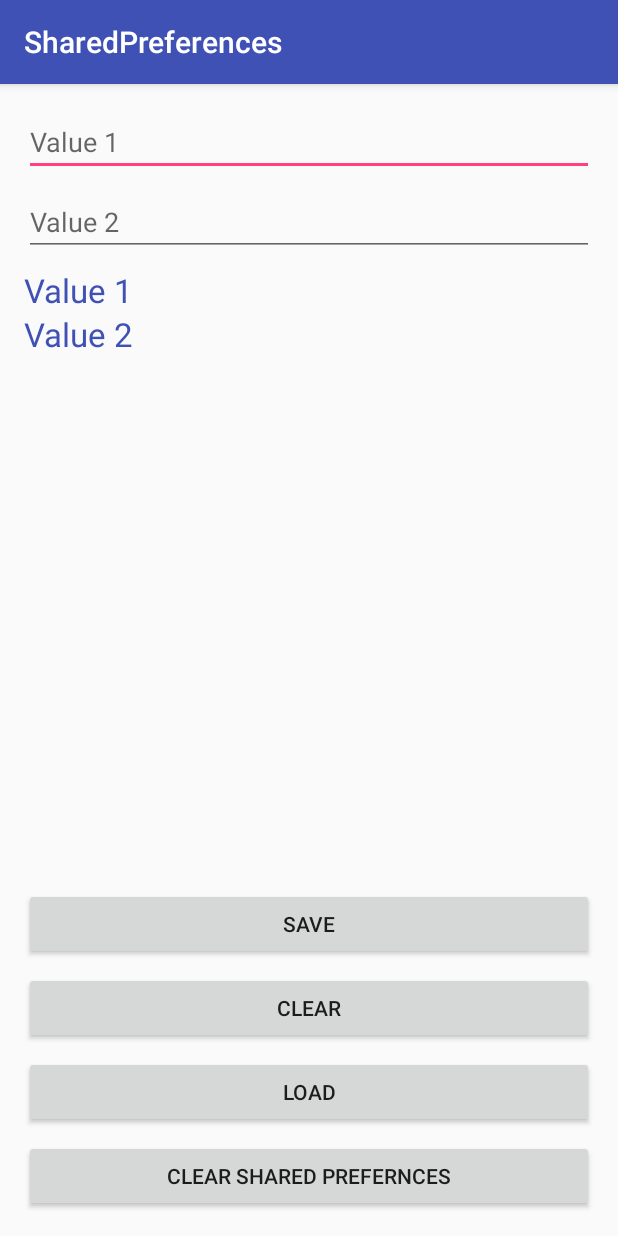
After one commit to EsteveAguilera/Introducing-Android-The-Workshop, an Android app: the SharedPreferencesActivity screen opened directly, with no data from a screen before it, on a phone screen of 412 x 824 dp. The commit adds this screen. Run offline under Robolectric (Android 15) with nearby library versions, the phone set to English and light mode, and no system bars.

Commit message:
Add Shared Preferences training

```diff
--- a/app/src/main/AndroidManifest.xml
+++ b/app/src/main/AndroidManifest.xml
@@ -19,10 +19,14 @@
         <activity
             android:name=".SelectTrainingActivity"
             android:label="@string/select_training" />
-        <activity android:name=".passdata.ActivityA"
+        <activity
+            android:name=".passdata.ActivityA"
             android:label="Activity A" />
-        <activity android:name=".passdata.ActivityB"
-            android:label="Activity B"/>
+        <activity
+            android:name=".passdata.ActivityB"
+            android:label="Activity B" />
+        <activity android:name=".sharedpreferences.SharedPreferencesActivity"
+            android:label="SharedPreferences"/>
     </application>
 
 </manifest>
--- a/app/src/main/java/io/github/esteveaguilera/androidworkshop/SelectTrainingActivity.java
+++ b/app/src/main/java/io/github/esteveaguilera/androidworkshop/SelectTrainingActivity.java
@@ -6,6 +6,7 @@ import android.support.v7.app.AppCompatActivity;
 import android.view.View;
 
 import io.github.esteveaguilera.androidworkshop.passdata.ActivityA;
+import io.github.esteveaguilera.androidworkshop.sharedpreferences.SharedPreferencesActivity;
 
 public class SelectTrainingActivity extends AppCompatActivity {
 
@@ -20,5 +21,12 @@ public class SelectTrainingActivity extends AppCompatActivity {
                 startActivity(new Intent(SelectTrainingActivity.this, ActivityA.class));
             }
         });
+
+        findViewById(R.id.but_training_shared_preferences).setOnClickListener(new View.OnClickListener() {
+            @Override
+            public void onClick(View v) {
+                startActivity(new Intent(SelectTrainingActivity.this, SharedPreferencesActivity.class));
+            }
+        });
     }
 }
--- /dev/null
+++ b/app/src/main/java/io/github/esteveaguilera/androidworkshop/sharedpreferences/SharedPreferencesActivity.java
@@ -0,0 +1,94 @@
+package io.github.esteveaguilera.androidworkshop.sharedpreferences;
+
+import android.content.SharedPreferences;
+import android.os.Bundle;
+import android.preference.PreferenceManager;
+import android.support.v7.app.AppCompatActivity;
+import android.view.View;
+import android.widget.Button;
+import android.widget.EditText;
+import android.widget.TextView;
+import android.widget.Toast;
+
+import io.github.esteveaguilera.androidworkshop.R;
+
+public class SharedPreferencesActivity extends AppCompatActivity {
+
+    public static final String KEY_FIRST_VALUE = "key_first_value";
+    public static final String KEY_SECOND_VALUE = "key_second_value";
+
+    private EditText etFirstValue;
+    private EditText etSecondValue;
+
+    private TextView tvFirstValue;
+    private TextView tvSecondValue;
+
+    private Button butSave;
+    private Button butClear;
+    private Button butLoad;
+    private Button butClearSharedPreferences;
+
+    private SharedPreferences sharedPreferences;
+
+    @Override
+    protected void onCreate(final Bundle savedInstanceState) {
+        super.onCreate(savedInstanceState);
+        setContentView(R.layout.activity_shared_preferences);
+
+        sharedPreferences = PreferenceManager.getDefaultSharedPreferences(this);
+
+        loadViews();
+
+        butSave.setOnClickListener(new View.OnClickListener() {
+            @Override
+            public void onClick(View v) {
+                SharedPreferences.Editor editor = sharedPreferences.edit();
+                editor.putString(KEY_FIRST_VALUE, etFirstValue.getText().toString());
+                editor.putInt(KEY_SECOND_VALUE, Integer.valueOf(etSecondValue.getText().toString()));
+                editor.apply();
+                showMessage("Values saved!");
+            }
+        });
+
+        butLoad.setOnClickListener(new View.OnClickListener() {
+            @Override
+            public void onClick(View v) {
+                tvFirstValue.setText(sharedPreferences.getString(KEY_FIRST_VALUE, "default value"));
+                tvSecondValue.setText(String.valueOf(sharedPreferences.getInt(KEY_SECOND_VALUE, 42)));
+            }
+        });
+
+        butClear.setOnClickListener(new View.OnClickListener() {
+            @Override
+            public void onClick(View v) {
+                tvFirstValue.setText("");
+                tvSecondValue.setText("");
+            }
+        });
+
+        butClearSharedPreferences.setOnClickListener(new View.OnClickListener() {
+            @Override
+            public void onClick(View v) {
+                SharedPreferences.Editor editor = sharedPreferences.edit();
+                editor.clear().apply();
+                showMessage("Shared Preferences cleared!");
+            }
+        });
+
+    }
+
+    private void loadViews() {
+        etFirstValue = (EditText) findViewById(R.id.et_first_value);
+        etSecondValue = (EditText) findViewById(R.id.et_second_value);
+        tvFirstValue  = (TextView) findViewById(R.id.tv_first_value);
+        tvSecondValue = (TextView) findViewById(R.id.tv_second_value);
+        butSave = (Button) findViewById(R.id.but_save);
+        butClear = (Button) findViewById(R.id.but_clear_texts);
+        butLoad = (Button) findViewById(R.id.but_load);
+        butClearSharedPreferences = (Button) findViewById(R.id.but_clear_preferences);
+    }
+
+    private void showMessage(String message) {
+        Toast.makeText(SharedPreferencesActivity.this, message, Toast.LENGTH_SHORT).show();
+    }
+}
--- a/app/src/main/res/layout/activity_select_training.xml
+++ b/app/src/main/res/layout/activity_select_training.xml
@@ -9,10 +9,20 @@
 
    <Button
        android:id="@+id/but_training_pass_data"
-       android:layout_width="match_parent"
+       android:layout_width="0dp"
        android:layout_height="wrap_content"
        android:text="@string/button_pass_data"
-       app:layout_constraintTop_toBottomOf="parent"
-       app:layout_constraintBottom_toBottomOf="parent"/>
+       app:layout_constraintEnd_toEndOf="parent"
+       app:layout_constraintStart_toStartOf="parent" />
+
+   <Button
+       android:id="@+id/but_training_shared_preferences"
+       android:layout_width="0dp"
+       android:layout_height="wrap_content"
+       android:layout_marginTop="8dp"
+       android:text="@string/shared_preferences"
+       app:layout_constraintEnd_toEndOf="parent"
+       app:layout_constraintStart_toStartOf="parent"
+       app:layout_constraintTop_toBottomOf="@+id/but_training_pass_data" />
 
 </android.support.constraint.ConstraintLayout>
--- /dev/null
+++ b/app/src/main/res/layout/activity_shared_preferences.xml
@@ -0,0 +1,93 @@
+<?xml version="1.0" encoding="utf-8"?>
+<android.support.constraint.ConstraintLayout xmlns:android="http://schemas.android.com/apk/res/android"
+    xmlns:app="http://schemas.android.com/apk/res-auto"
+    xmlns:tools="http://schemas.android.com/tools"
+    android:layout_width="match_parent"
+    android:layout_height="match_parent"
+    android:padding="@dimen/padding_normal"
+    tools:context="io.github.esteveaguilera.androidworkshop.sharedpreferences.SharedPreferencesActivity">
+
+
+    <EditText
+        android:id="@+id/et_first_value"
+        android:layout_width="0dp"
+        android:layout_height="wrap_content"
+        android:ems="10"
+        android:hint="Value 1"
+        app:layout_constraintEnd_toEndOf="parent"
+        app:layout_constraintStart_toStartOf="parent"/>
+
+    <EditText
+        android:id="@+id/et_second_value"
+        android:layout_width="0dp"
+        android:layout_height="wrap_content"
+        android:layout_marginTop="8dp"
+        android:ems="10"
+        android:hint="Value 2"
+        android:inputType="numberSigned"
+        app:layout_constraintEnd_toEndOf="parent"
+        app:layout_constraintStart_toStartOf="parent"
+        app:layout_constraintTop_toBottomOf="@+id/et_first_value" />
+
+    <TextView
+        android:id="@+id/tv_first_value"
+        android:layout_width="0dp"
+        android:layout_height="wrap_content"
+        android:layout_marginTop="8dp"
+        android:text="Value 1"
+        style="@style/TextLabel"
+        app:layout_constraintEnd_toEndOf="parent"
+        app:layout_constraintStart_toStartOf="parent"
+        app:layout_constraintTop_toBottomOf="@+id/et_second_value" />
+
+    <TextView
+        android:id="@+id/tv_second_value"
+        android:layout_width="0dp"
+        android:layout_height="wrap_content"
+        android:layout_marginEnd="8dp"
+        android:text="Value 2"
+        style="@style/TextLabel"
+        app:layout_constraintEnd_toEndOf="parent"
+        app:layout_constraintStart_toStartOf="parent"
+        app:layout_constraintTop_toBottomOf="@+id/tv_first_value" />
+
+    <Button
+        android:id="@+id/but_load"
+        android:layout_width="0dp"
+        android:layout_height="wrap_content"
+        android:layout_marginBottom="8dp"
+        android:text="Load"
+        app:layout_constraintBottom_toTopOf="@+id/but_clear_preferences"
+        app:layout_constraintEnd_toEndOf="parent"
+        app:layout_constraintStart_toStartOf="parent" />
+
+    <Button
+        android:id="@+id/but_clear_texts"
+        android:layout_width="0dp"
+        android:layout_height="wrap_content"
+        android:layout_marginBottom="8dp"
+        android:text="Clear"
+        app:layout_constraintBottom_toTopOf="@+id/but_load"
+        app:layout_constraintEnd_toEndOf="parent"
+        app:layout_constraintStart_toStartOf="parent" />
+
+    <Button
+        android:id="@+id/but_save"
+        android:layout_width="0dp"
+        android:layout_height="wrap_content"
+        android:layout_marginBottom="8dp"
+        android:text="Save"
+        app:layout_constraintBottom_toTopOf="@+id/but_clear_texts"
+        app:layout_constraintEnd_toEndOf="parent"
+        app:layout_constraintStart_toStartOf="parent" />
+
+    <Button
+        android:id="@+id/but_clear_preferences"
+        android:layout_width="0dp"
+        android:layout_height="wrap_content"
+        android:text="Clear shared prefernces"
+        app:layout_constraintBottom_toBottomOf="parent"
+        app:layout_constraintEnd_toEndOf="parent"
+        app:layout_constraintStart_toStartOf="parent" />
+
+</android.support.constraint.ConstraintLayout>
--- a/app/src/main/res/values/strings.xml
+++ b/app/src/main/res/values/strings.xml
@@ -8,4 +8,5 @@
     <string name="name">Name</string>
     <string name="e_mail">e-mail</string>
     <string name="pass_data_to_activity_b">Pass data to Activity B</string>
+    <string name="shared_preferences">Shared Preferences</string>
 </resources>
```
